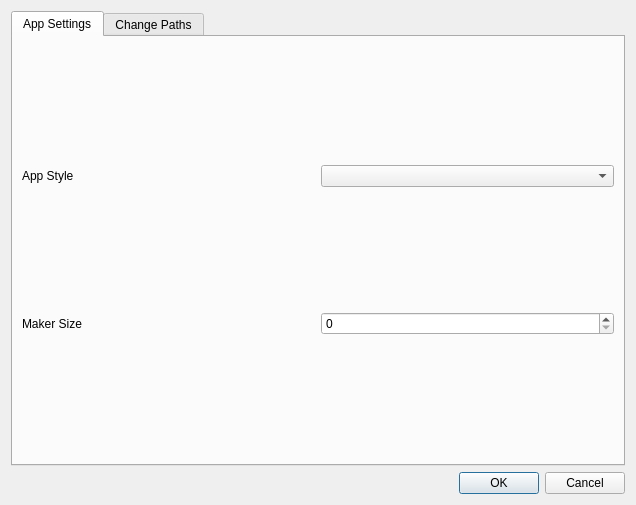
Above: src/Ui_Files/Dialogs/app_settings.ui from austinmcano/GeorgeGroupGui before the change. Below: the same form after it.
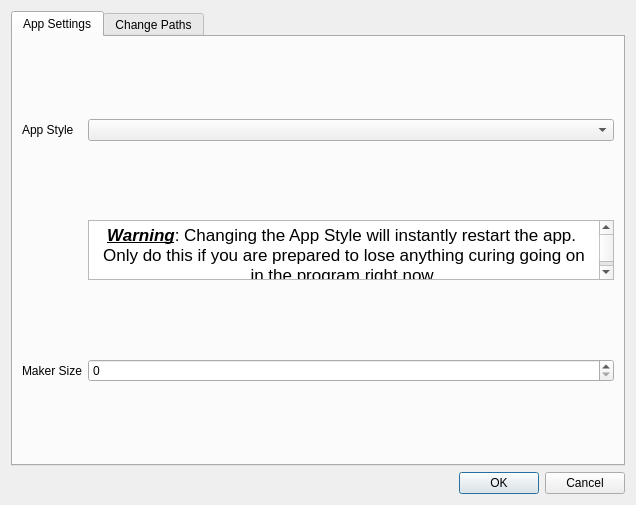
That is the form after the change.

The edit to the form file:
```diff
--- a/src/Ui_Files/Dialogs/app_settings.ui
+++ b/src/Ui_Files/Dialogs/app_settings.ui
@@ -34,6 +34,35 @@
        <string>App Settings</string>
       </attribute>
       <layout class="QGridLayout" name="gridLayout_3">
+       <item row="1" column="1">
+        <widget class="QTextBrowser" name="textBrowser">
+         <property name="maximumSize">
+          <size>
+           <width>16777215</width>
+           <height>60</height>
+          </size>
+         </property>
+         <property name="html">
+          <string>&lt;!DOCTYPE HTML PUBLIC &quot;-//W3C//DTD HTML 4.0//EN&quot; &quot;http://www.w3.org/TR/REC-html40/strict.dtd&quot;&gt;
+&lt;html&gt;&lt;head&gt;&lt;meta name=&quot;qrichtext&quot; content=&quot;1&quot; /&gt;&lt;style type=&quot;text/css&quot;&gt;
+p, li { white-space: pre-wrap; }
+&lt;/style&gt;&lt;/head&gt;&lt;body style=&quot; font-family:'.SF NS Text'; font-size:13pt; font-weight:400; font-style:normal;&quot;&gt;
+&lt;p align=&quot;center&quot; style=&quot; margin-top:0px; margin-bottom:0px; margin-left:0px; margin-right:0px; -qt-block-indent:0; text-indent:0px;&quot;&gt;&lt;span style=&quot; font-weight:600; font-style:italic; text-decoration: underline;&quot;&gt;Warning&lt;/span&gt;: Changing the App Style will instantly restart the app. &lt;/p&gt;
+&lt;p align=&quot;center&quot; style=&quot; margin-top:0px; margin-bottom:0px; margin-left:0px; margin-right:0px; -qt-block-indent:0; text-indent:0px;&quot;&gt;Only do this if you are prepared to lose anything curing going on&lt;/p&gt;
+&lt;p align=&quot;center&quot; style=&quot; margin-top:0px; margin-bottom:0px; margin-left:0px; margin-right:0px; -qt-block-indent:0; text-indent:0px;&quot;&gt;in the program right now.&lt;/p&gt;&lt;/body&gt;&lt;/html&gt;</string>
+         </property>
+        </widget>
+       </item>
+       <item row="2" column="0">
+        <widget class="QLabel" name="label_2">
+         <property name="text">
+          <string>Maker Size</string>
+         </property>
+        </widget>
+       </item>
+       <item row="2" column="1">
+        <widget class="QSpinBox" name="spinBox"/>
+       </item>
        <item row="0" column="0">
         <widget class="QLabel" name="label">
          <property name="text">
@@ -44,16 +73,6 @@
        <item row="0" column="1">
         <widget class="QComboBox" name="comboBox"/>
        </item>
-       <item row="1" column="0">
-        <widget class="QLabel" name="label_2">
-         <property name="text">
-          <string>Maker Size</string>
-         </property>
-        </widget>
-       </item>
-       <item row="1" column="1">
-        <widget class="QSpinBox" name="spinBox"/>
-       </item>
       </layout>
      </widget>
      <widget class="QWidget" name="tab">
```
